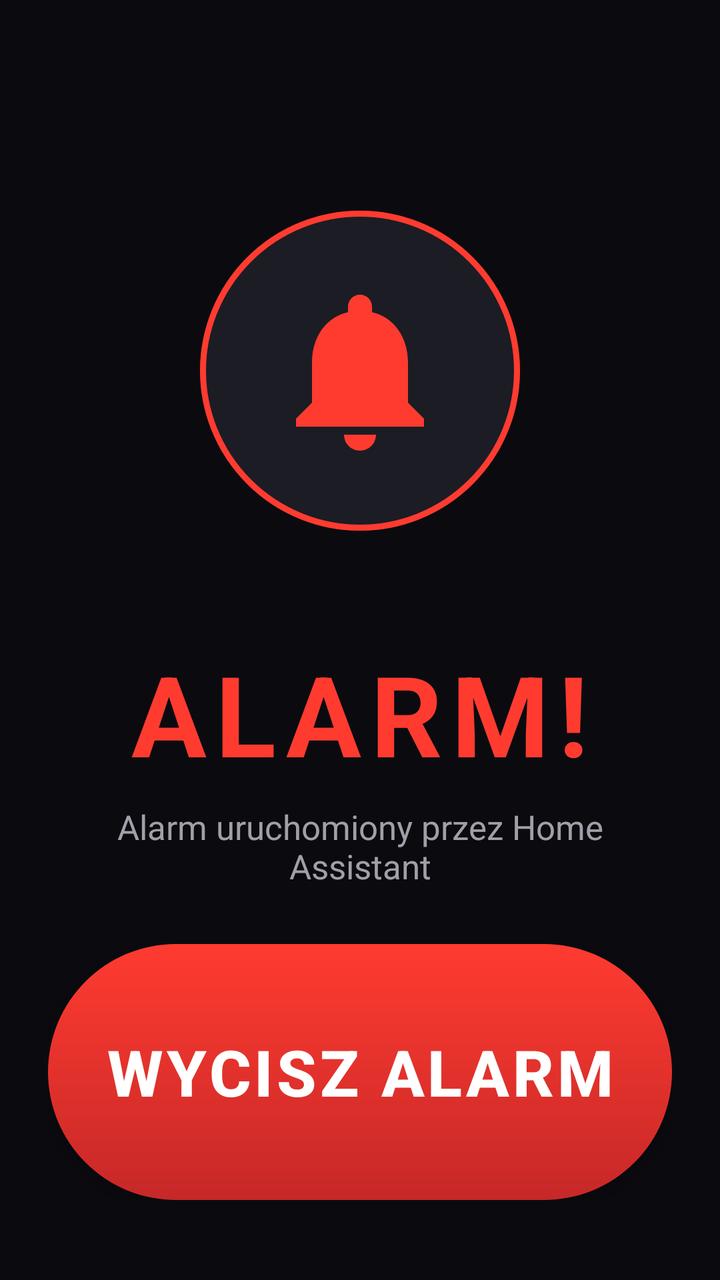
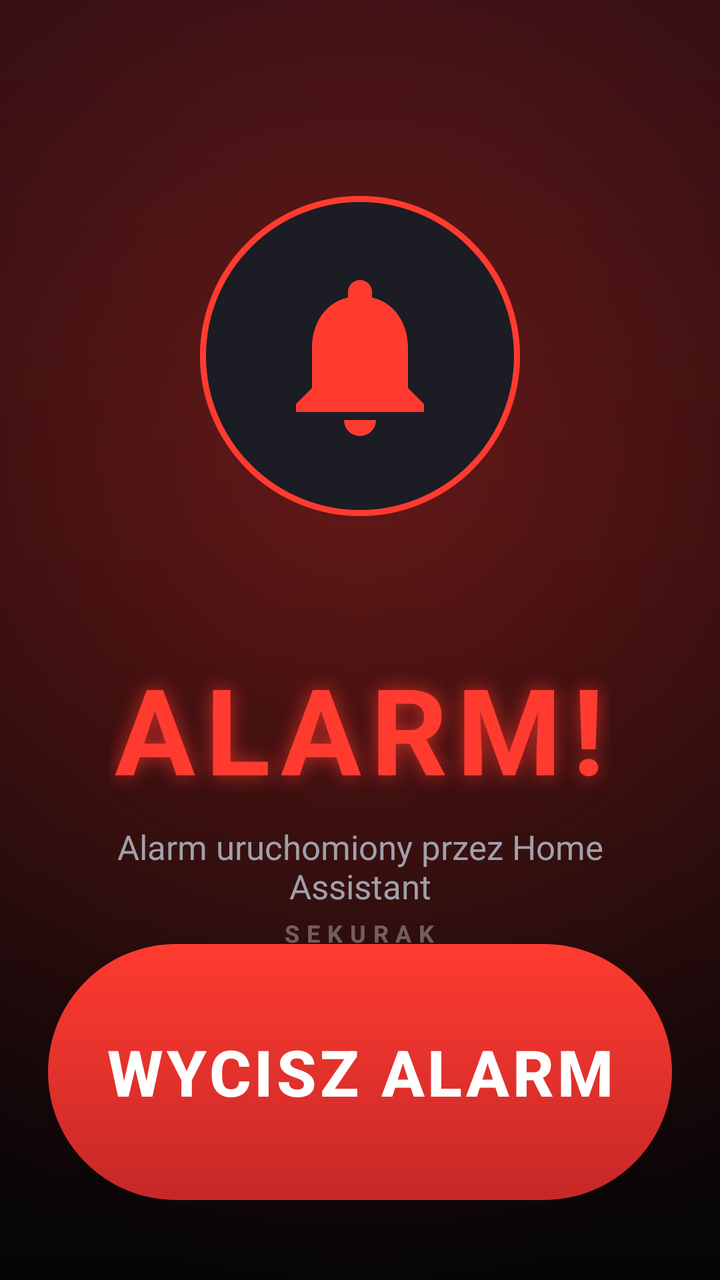

Screens rendered from an Android XML layout before and after an edit, with the pre-edit source and the edit as a unified diff.
<!-- AndroidManifest.xml: activity theme Theme.Misiek.Alarm -->
<!-- res/layout/activity_alarm.xml -->
<?xml version="1.0" encoding="utf-8"?>
<LinearLayout xmlns:android="http://schemas.android.com/apk/res/android"
    android:layout_width="match_parent"
    android:layout_height="match_parent"
    android:background="@color/bg"
    android:gravity="center_horizontal"
    android:orientation="vertical"
    android:paddingStart="24dp"
    android:paddingTop="48dp"
    android:paddingEnd="24dp"
    android:paddingBottom="40dp">

    
    <LinearLayout
        android:layout_width="match_parent"
        android:layout_height="0dp"
        android:layout_weight="1"
        android:gravity="center"
        android:orientation="vertical">

        <FrameLayout
            android:layout_width="220dp"
            android:layout_height="220dp">

            <View
                android:id="@+id/ring"
                android:layout_width="160dp"
                android:layout_height="160dp"
                android:layout_gravity="center"
                android:background="@drawable/bg_ring" />

            <View
                android:layout_width="160dp"
                android:layout_height="160dp"
                android:layout_gravity="center"
                android:background="@drawable/bg_bell_circle" />

            <ImageView
                android:id="@+id/bell"
                android:layout_width="96dp"
                android:layout_height="96dp"
                android:layout_gravity="center"
                android:contentDescription="Dzwonek"
                android:src="@drawable/ic_bell"
                android:tint="@color/red" />
        </FrameLayout>

        <TextView
            android:layout_width="wrap_content"
            android:layout_height="wrap_content"
            android:layout_marginTop="24dp"
            android:letterSpacing="0.08"
            android:text="ALARM!"
            android:textColor="@color/red"
            android:textSize="56sp"
            android:textStyle="bold" />

        <TextView
            android:layout_width="wrap_content"
            android:layout_height="wrap_content"
            android:layout_marginTop="8dp"
            android:gravity="center"
            android:text="Alarm uruchomiony przez Home Assistant"
            android:textColor="@color/text_sub"
            android:textSize="17sp" />
    </LinearLayout>

    
    <Button
        android:id="@+id/btnStop"
        android:layout_width="match_parent"
        android:layout_height="128dp"
        android:maxWidth="560dp"
        android:background="@drawable/bg_stop_button"
        android:elevation="8dp"
        android:letterSpacing="0.05"
        android:text="WYCISZ ALARM"
        android:textColor="@android:color/white"
        android:textSize="32sp"
        android:textStyle="bold" />
</LinearLayout>
<!-- resources referenced by this layout -->
<resources>
  <color name="bg">#FF0B0B0F</color>
  <color name="red">#FFFF3B30</color>
  <color name="text_sub">#FFA0A0AA</color>
  <!-- drawable bg_bell_circle (drawable) -->
  <shape xmlns:android="http://schemas.android.com/apk/res/android" android:shape="oval">
      <solid android:color="#FF1C1C24" />
      <stroke android:width="3dp" android:color="#FFFF3B30" />
  </shape>
  <!-- drawable bg_ring (drawable) -->
  <shape xmlns:android="http://schemas.android.com/apk/res/android" android:shape="oval">
      <solid android:color="#66FF3B30" />
  </shape>
  <!-- drawable bg_stop_button (drawable) -->
  <ripple xmlns:android="http://schemas.android.com/apk/res/android" android:color="#55FFFFFF">
      <item>
          <shape android:shape="rectangle">
              <corners android:radius="64dp" />
              <gradient
                  android:angle="270"
                  android:endColor="#FFC62828"
                  android:startColor="#FFFF3B30" />
          </shape>
      </item>
  </ripple>
  <!-- drawable ic_bell (drawable) -->
  <vector xmlns:android="http://schemas.android.com/apk/res/android"
      android:width="24dp"
      android:height="24dp"
      android:viewportWidth="24"
      android:viewportHeight="24">
      <path
          android:fillColor="#FFFFFFFF"
          android:pathData="M12,22c1.1,0 2,-0.9 2,-2h-4c0,1.1 0.89,2 2,2zM18,16v-5c0,-3.07 -1.64,-5.64 -4.5,-6.32V4c0,-0.83 -0.67,-1.5 -1.5,-1.5s-1.5,0.67 -1.5,1.5v0.68C7.63,5.36 6,7.92 6,11v5l-2,2v1h16v-1l-2,-2z" />
  </vector>
  <style name="Theme.Misiek.Alarm">
          <item name="android:windowShowWallpaper">false</item>
      </style>
</resources>

<!-- the commit's change to res/layout/activity_alarm.xml (unified diff, before → after) -->
@@ -1,81 +1,109 @@
 <?xml version="1.0" encoding="utf-8"?>
-<LinearLayout xmlns:android="http://schemas.android.com/apk/res/android"
+<FrameLayout xmlns:android="http://schemas.android.com/apk/res/android"
     android:layout_width="match_parent"
     android:layout_height="match_parent"
-    android:background="@color/bg"
-    android:gravity="center_horizontal"
-    android:orientation="vertical"
-    android:paddingStart="24dp"
-    android:paddingTop="48dp"
-    android:paddingEnd="24dp"
-    android:paddingBottom="40dp">
+    android:background="@drawable/bg_alarm">
 
     
+    <View
+        android:id="@+id/glow"
+        android:layout_width="match_parent"
+        android:layout_height="match_parent"
+        android:background="@drawable/bg_alarm_glow" />
+
     <LinearLayout
         android:layout_width="match_parent"
-        android:layout_height="0dp"
-        android:layout_weight="1"
-        android:gravity="center"
-        android:orientation="vertical">
+        android:layout_height="match_parent"
+        android:gravity="center_horizontal"
+        android:orientation="vertical"
+        android:paddingStart="24dp"
+        android:paddingTop="48dp"
+        android:paddingEnd="24dp"
+        android:paddingBottom="40dp">
 
-        <FrameLayout
-            android:layout_width="220dp"
-            android:layout_height="220dp">
+        <LinearLayout
+            android:layout_width="match_parent"
+            android:layout_height="0dp"
+            android:layout_weight="1"
+            android:gravity="center"
+            android:orientation="vertical">
 
-            <View
-                android:id="@+id/ring"
-                android:layout_width="160dp"
-                android:layout_height="160dp"
-                android:layout_gravity="center"
-                android:background="@drawable/bg_ring" />
+            <FrameLayout
+                android:layout_width="260dp"
+                android:layout_height="260dp">
 
-            <View
-                android:layout_width="160dp"
-                android:layout_height="160dp"
-                android:layout_gravity="center"
-                android:background="@drawable/bg_bell_circle" />
+                <View
+                    android:id="@+id/ring"
+                    android:layout_width="160dp"
+                    android:layout_height="160dp"
+                    android:layout_gravity="center"
+                    android:background="@drawable/bg_ring" />
 
-            <ImageView
-                android:id="@+id/bell"
-                android:layout_width="96dp"
-                android:layout_height="96dp"
-                android:layout_gravity="center"
-                android:contentDescription="Dzwonek"
-                android:src="@drawable/ic_bell"
-                android:tint="@color/red" />
-        </FrameLayout>
+                <View
+                    android:id="@+id/ring2"
+                    android:layout_width="160dp"
+                    android:layout_height="160dp"
+                    android:layout_gravity="center"
+                    android:background="@drawable/bg_ring" />
 
-        <TextView
-            android:layout_width="wrap_content"
-            android:layout_height="wrap_content"
-            android:layout_marginTop="24dp"
-            android:letterSpacing="0.08"
-            android:text="ALARM!"
-            android:textColor="@color/red"
-            android:textSize="56sp"
+                <View
+                    android:layout_width="160dp"
+                    android:layout_height="160dp"
+                    android:layout_gravity="center"
+                    android:background="@drawable/bg_bell_circle" />
+
+                <ImageView
+                    android:id="@+id/bell"
+                    android:layout_width="96dp"
+                    android:layout_height="96dp"
+                    android:layout_gravity="center"
+                    android:contentDescription="Dzwonek"
+                    android:src="@drawable/ic_bell"
+                    android:tint="@color/red" />
+            </FrameLayout>
+
+            <TextView
+                android:layout_width="wrap_content"
+                android:layout_height="wrap_content"
+                android:layout_marginTop="16dp"
+                android:letterSpacing="0.08"
+                android:shadowColor="#AAFF3B30"
+                android:shadowRadius="24"
+                android:text="ALARM!"
+                android:textColor="@color/red"
+                android:textSize="60sp"
+                android:textStyle="bold" />
+
+            <TextView
+                android:layout_width="wrap_content"
+                android:layout_height="wrap_content"
+                android:layout_marginTop="8dp"
+                android:gravity="center"
+                android:text="Alarm uruchomiony przez Home Assistant"
+                android:textColor="@color/text_sub"
+                android:textSize="17sp" />
+
+            <TextView
+                android:layout_width="wrap_content"
+                android:layout_height="wrap_content"
+                android:layout_marginTop="4dp"
+                android:letterSpacing="0.3"
+                android:text="SEKURAK"
+                android:textColor="#55FFFFFF"
+                android:textSize="12sp"
+                android:textStyle="bold" />
+        </LinearLayout>
+
+        <Button
+            android:id="@+id/btnStop"
+            android:layout_width="match_parent"
+            android:layout_height="128dp"
+            android:background="@drawable/bg_stop_button"
+            android:elevation="12dp"
+            android:letterSpacing="0.05"
+            android:text="WYCISZ ALARM"
+            android:textColor="@android:color/white"
+            android:textSize="32sp"
             android:textStyle="bold" />
-
-        <TextView
-            android:layout_width="wrap_content"
-            android:layout_height="wrap_content"
-            android:layout_marginTop="8dp"
-            android:gravity="center"
-            android:text="Alarm uruchomiony przez Home Assistant"
-            android:textColor="@color/text_sub"
-            android:textSize="17sp" />
     </LinearLayout>
-
-    
-    <Button
-        android:id="@+id/btnStop"
-        android:layout_width="match_parent"
-        android:layout_height="128dp"
-        android:maxWidth="560dp"
-        android:background="@drawable/bg_stop_button"
-        android:elevation="8dp"
-        android:letterSpacing="0.05"
-        android:text="WYCISZ ALARM"
-        android:textColor="@android:color/white"
-        android:textSize="32sp"
-        android:textStyle="bold" />
-</LinearLayout>
+</FrameLayout>
<!-- resource entries referenced after the edit -->
@@ -1,8 +1,26 @@
 <!-- resources referenced by this layout -->
 <resources>
-  <color name="bg">#FF0B0B0F</color>
   <color name="red">#FFFF3B30</color>
   <color name="text_sub">#FFA0A0AA</color>
+  <!-- drawable bg_alarm (drawable) -->
+  <shape xmlns:android="http://schemas.android.com/apk/res/android" android:shape="rectangle">
+      <gradient
+          android:angle="270"
+          android:centerColor="#FF140608"
+          android:endColor="#FF050507"
+          android:startColor="#FF1E0A10"
+          android:type="linear" />
+  </shape>
+  <!-- drawable bg_alarm_glow (drawable) -->
+  <shape xmlns:android="http://schemas.android.com/apk/res/android" android:shape="rectangle">
+      <gradient
+          android:centerX="0.5"
+          android:centerY="0.35"
+          android:endColor="#00FF3B30"
+          android:gradientRadius="420dp"
+          android:startColor="#55FF3B30"
+          android:type="radial" />
+  </shape>
   <!-- drawable bg_bell_circle (drawable) -->
   <shape xmlns:android="http://schemas.android.com/apk/res/android" android:shape="oval">
       <solid android:color="#FF1C1C24" />
